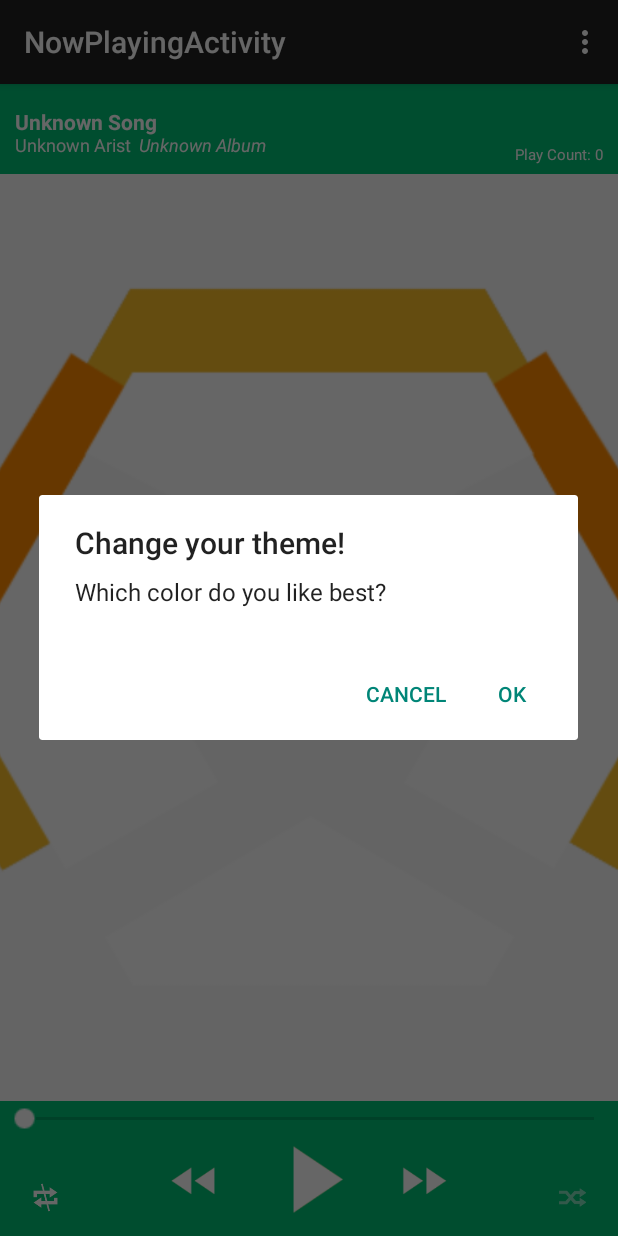
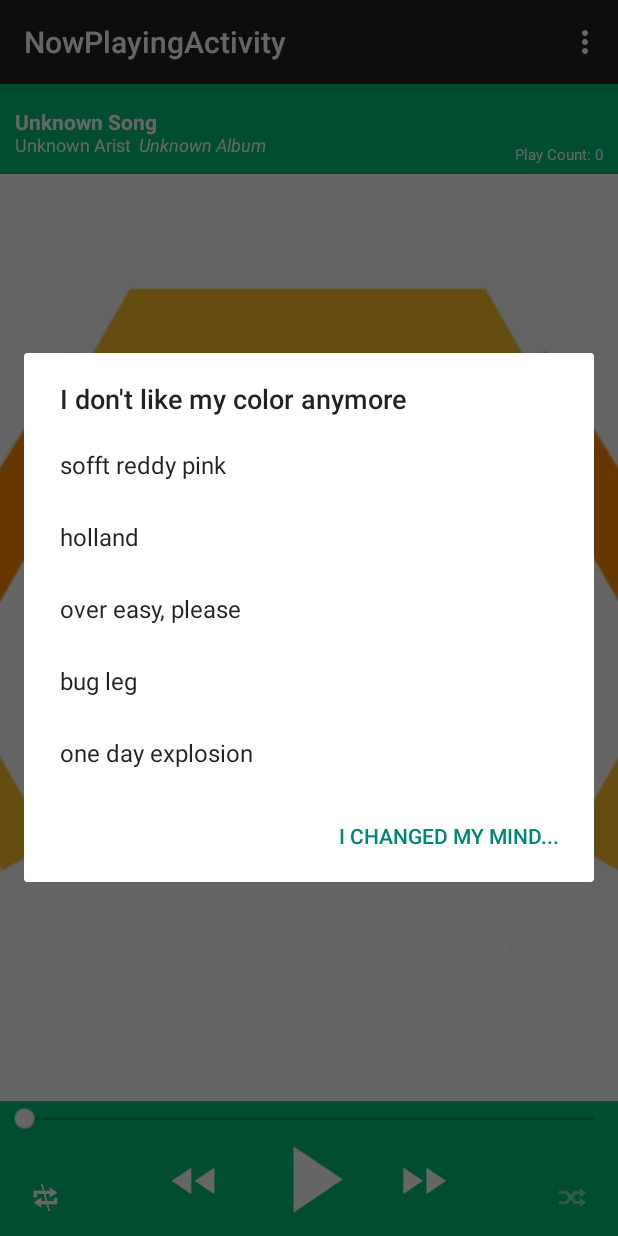
Before and after one commit to ianmcpeek/TuneLion, an Android app: the NowPlayingActivity screen opened directly, with no data from a screen before it, in the options menu, after a tap on "Change Theme", on a phone screen of 412 x 824 dp. Run offline under Robolectric (Android 15) with nearby library versions, the light colour scheme and no system bars; 7 statements that could not run were skipped.

Commit message:
Make theme changable.

```diff
--- a/app/src/main/java/com/huscii/ian/tunelion/NowPlayingActivity.java
+++ b/app/src/main/java/com/huscii/ian/tunelion/NowPlayingActivity.java
@@ -1,6 +1,7 @@
 package com.huscii.ian.tunelion;
 
 import android.content.DialogInterface;
+import android.media.Image;
 import android.net.Uri;
 import android.os.AsyncTask;
 import android.content.BroadcastReceiver;
@@ -27,6 +28,7 @@ import android.view.View;
 import android.widget.ImageView;
 import android.widget.SeekBar;
 import android.widget.TextView;
+import android.widget.Toast;
 
 import java.util.ArrayList;
 
@@ -135,21 +137,71 @@ public class NowPlayingActivity extends AppCompatActivity {
         int id = item.getItemId();
 
         //LastFMTask lastFMTask = new LastFMTask();
+        /**
+         * This is for grabbing the write artist info to
+         * open within the browser
+         */
         String[] strings = artistNameBio.split(" ");
         String finalString = "";
 
+        /**
+         * This is for changing the theme of the NowPlayingActivity
+         * and MusicListActivity
+         */
+        CharSequence colors[] = new CharSequence[] {
+                "sofft reddy pink",
+                "holland",
+                "over easy, please",
+                "bug leg",
+                "one day explosion"
+        };
+        final ImageView mButtonBackground = (ImageView) findViewById(R.id.buttonBackground);
+        final ImageView mSongMetadataBackground =
+                (ImageView) findViewById(R.id.songMetadataBackground);
+
         if (id == R.id.themeChanger) {
             new AlertDialog.Builder(NowPlayingActivity.this)
-                    .setTitle("Change your theme!")
-                    .setMessage("Which color do you like best?")
-                    .setPositiveButton(android.R.string.yes, new DialogInterface.OnClickListener() {
-                        public void onClick(DialogInterface dialog, int which) {
-                            // select the color and change layouts color here
+                    .setTitle("I don't like my color anymore")
+                    .setItems(colors, new DialogInterface.OnClickListener() {
+                        @Override
+                        public void onClick(DialogInterface dialog, int color) {
+                            switch (color) {
+                                case 0:
+                                    mButtonBackground
+                                            .setBackgroundResource(R.color.sofft_reddy_pink);
+                                    mSongMetadataBackground
+                                            .setBackgroundResource(R.color.sofft_reddy_pink);
+                                    break;
+                                case 1:
+                                    mButtonBackground
+                                            .setBackgroundResource(R.color.holland);
+                                    mSongMetadataBackground
+                                            .setBackgroundResource(R.color.holland);
+                                    break;
+                                case 2:
+                                    mButtonBackground
+                                            .setBackgroundResource(R.color.over_easy_please);
+                                    mSongMetadataBackground
+                                            .setBackgroundResource(R.color.over_easy_please);
+                                    break;
+                                case 3:
+                                    mButtonBackground
+                                            .setBackgroundResource(R.color.bug_leg);
+                                    mSongMetadataBackground
+                                            .setBackgroundResource(R.color.bug_leg);
+                                    break;
+                                case 4:
+                                    mButtonBackground
+                                            .setBackgroundResource(R.color.one_day_explosion);
+                                    mSongMetadataBackground
+                                            .setBackgroundResource(R.color.one_day_explosion);
+                                    break;
+                            }
                         }
                     })
-                    .setNegativeButton(android.R.string.no, new DialogInterface.OnClickListener() {
+                    .setPositiveButton("I changed my mind...", new DialogInterface.OnClickListener() {
                         public void onClick(DialogInterface dialog, int which) {
-                            // do nothing (cancels basically)
+                            // lolz
                         }
                     })
                     .show();
--- a/app/src/main/res/layout/activity_music_list.xml
+++ b/app/src/main/res/layout/activity_music_list.xml
@@ -31,7 +31,7 @@
         android:layout_width="match_parent"
         android:layout_alignParentBottom="true"
         android:layout_height="75dp"
-        android:background="@color/mint_green"
+        android:background="@color/one_day_explosion"
         android:onClick="continueNowPlaying"
         android:visibility="gone" />
 
--- a/app/src/main/res/layout/activity_now_playing.xml
+++ b/app/src/main/res/layout/activity_now_playing.xml
@@ -9,14 +9,14 @@
         android:id="@+id/songMetadataBackground"
         android:layout_width="match_parent"
         android:layout_height="60dp"
-        android:background="@color/mint_green"/>
+        android:background="@color/one_day_explosion"/>
 
     <ImageView
         android:id="@+id/buttonBackground"
         android:layout_width="match_parent"
         android:layout_alignParentBottom="true"
         android:layout_height="90dp"
-        android:background="@color/mint_green"/>
+        android:background="@color/one_day_explosion"/>
 
     <TextView
         android:id="@+id/playCountText"
--- a/app/src/main/res/values/colors.xml
+++ b/app/src/main/res/values/colors.xml
@@ -1,6 +1,12 @@
 <?xml version="1.0" encoding="utf-8"?>
 <resources>
-    <color name="mint_green">#00C176</color>
+    <!-- Colors are from http://www.colourlovers.com/palette/56122/Sweet_Lolly -->
+    <color name="sofft_reddy_pink">#FF003C</color>
+    <color name="holland">#FF8A00</color>
+    <color name="over_easy_please">#FABE28</color>
+    <color name="bug_leg">#88C100</color>
+    <color name="one_day_explosion">#00C176</color>
+
     <color name="white">#FFFFFF</color>
     <color name="yellow_orange">#FABE28</color>
 </resources>
```
Also changed, not shown: 1 other file.
